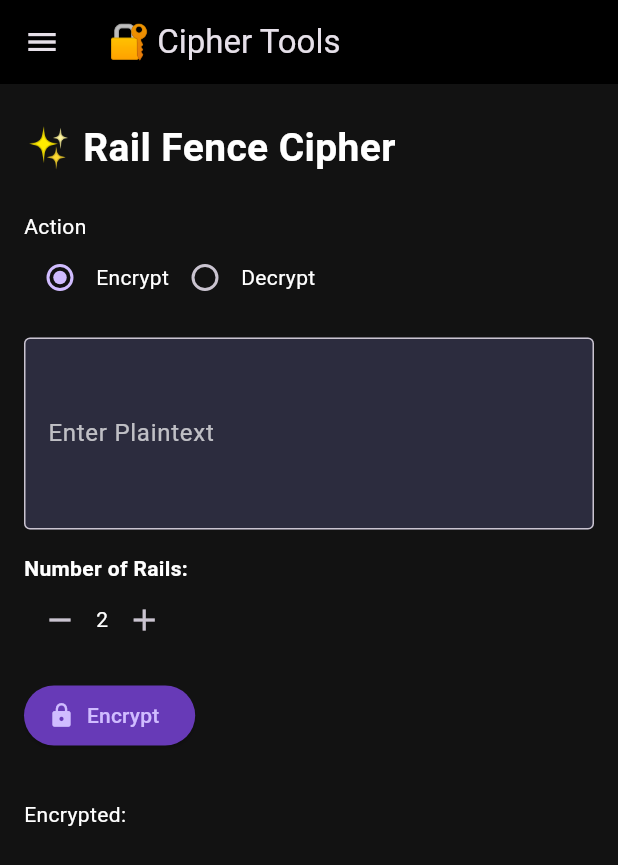
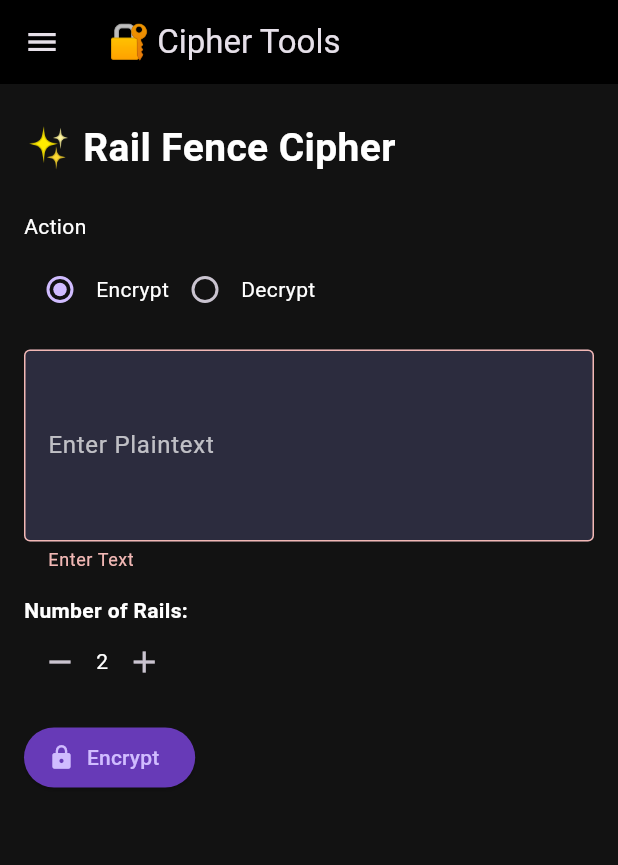
Before and after one commit to MHFerdous/Crypto-Project, a Flutter app: the screen it shows after launch, after a tap on "Encrypt", on a phone screen of 412 x 824 dp. Shown: the top 865 px of the screen. Run offline on Flutter 3.47's test engine with Material 3 defaults, Android fonts, the phone set to English and light mode, and no system bars; our stand-ins replace supabase_flutter; accounts and stored records are empty.

Commit message:
textformfield validation added and result output visibility added

```diff
--- a/lib/screens/home_screen.dart
+++ b/lib/screens/home_screen.dart
@@ -28,11 +28,13 @@ class _HomeScreenState extends State<HomeScreen> {
 
   final TextEditingController _inputController = TextEditingController();
   final TextEditingController _keyController = TextEditingController();
+  final GlobalKey<FormState> _formKey = GlobalKey<FormState>();
 
   final int _shift = 3;
   final int _rails = 2;
   bool _isEncrypt = true;
   String _result = '';
+  bool _showResult = false;
 
   @override
   void dispose() {
@@ -52,6 +54,8 @@ class _HomeScreenState extends State<HomeScreen> {
       backgroundColor: Color(0xFF121212),
       body: SingleChildScrollView(
         padding: EdgeInsets.all(16),
+        child: Form(
+          key: _formKey,
           child: Column(
             crossAxisAlignment: CrossAxisAlignment.start,
             children: [
@@ -62,6 +66,7 @@ class _HomeScreenState extends State<HomeScreen> {
               ),
               const SizedBox(height: 24),
               Text('Action'),
+              const SizedBox(height: 8),
               Row(
                 mainAxisAlignment: MainAxisAlignment.start,
                 children: [
@@ -96,13 +101,24 @@ class _HomeScreenState extends State<HomeScreen> {
                   filled: true,
                   fillColor: Color(0xFF2C2C3E),
                 ),
+                validator: (value) {
+                  if (value == null || value.isEmpty) {
+                    return 'Enter Text';
+                  }
+                  return null;
+                },
               ),
               const SizedBox(height: 16),
               _buildCipherSpecificInputs(),
+
               const SizedBox(height: 16),
               ElevatedButton.icon(
                 onPressed: () {
+                  if (_formKey.currentState!.validate()) {
                     _buildCipherSpecificOutputs();
+                    _showResult = true;
+                    ResultWidget(result: _result);
+                  }
                 },
                 icon: Icon(_isEncrypt ? Icons.lock : Icons.lock_open),
                 label: Text(_isEncrypt ? 'Encrypt' : 'Decrypt'),
@@ -111,8 +127,15 @@ class _HomeScreenState extends State<HomeScreen> {
                 ),
               ),
               SizedBox(height: 32),
-            SelectableText(_result, style: TextStyle(color: Colors.white)),
+              Visibility(
+                visible: _showResult,
+                child: SelectableText(
+                  _result,
+                  style: TextStyle(color: Colors.white),
+                ),
+              ),
             ],
+          ),
         ),
       ),
     );
@@ -126,8 +149,7 @@ class _HomeScreenState extends State<HomeScreen> {
       case 'Hill Cipher':
         return HillCipherWidget(
           selectedMatrixSize: _selectedMatrixSize,
-          matrixSizes: _matrixSizes,
-          keyController: _keyController,
+          matrixSizes: _matrixSizes, keyController: _keyController,
         );
 
       case 'Caesar Cipher':
@@ -277,7 +299,7 @@ class _HomeScreenState extends State<HomeScreen> {
                     selectedCipher = value!;
                     _inputController.clear();
                     _keyController.clear();
-                    //_result = '';
+                    _showResult = false;
                   });
                   Navigator.pop(context);
                 },
@@ -294,3 +316,19 @@ class _HomeScreenState extends State<HomeScreen> {
     );
   }
 }
+
+class ResultWidget extends StatelessWidget {
+  const ResultWidget({super.key, required String result}) : _result = result;
+
+  final String _result;
+
+  @override
+  Widget build(BuildContext context) {
+    return Column(
+      children: [
+        SizedBox(height: 32),
+        SelectableText(_result, style: TextStyle(color: Colors.white)),
+      ],
+    );
+  }
+}
```
Also changed, not shown: lib/screens/auth/signup_screen.dart (+26 -15 lines), lib/widgets/hill_cipher_widget.dart (+12 -2 lines), 1 other file. Lines whose indentation alone changed are shown as unchanged.
